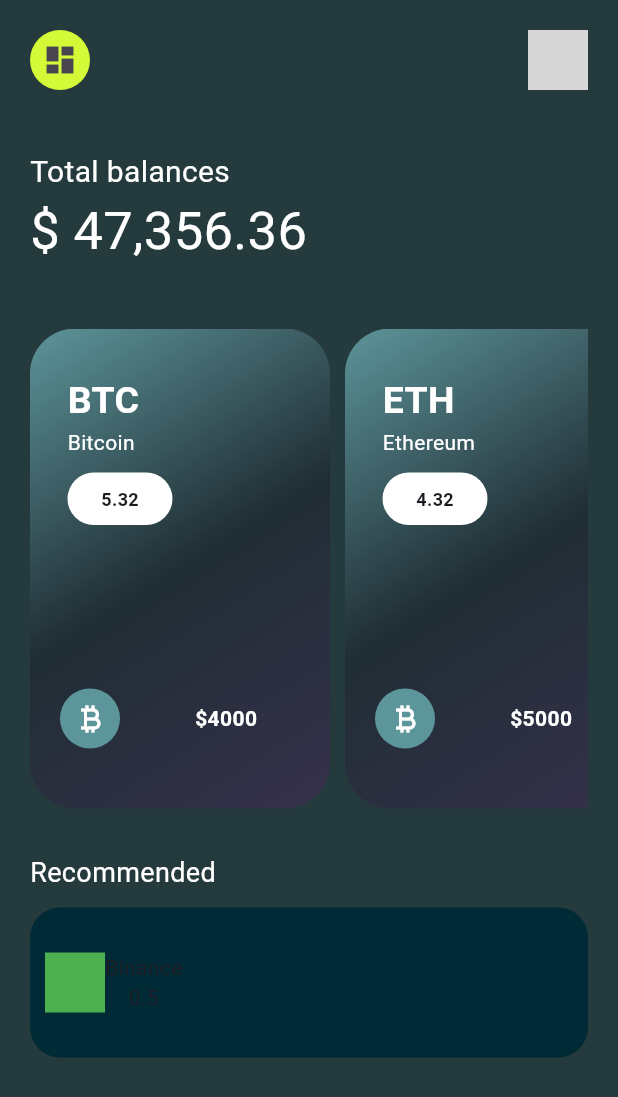
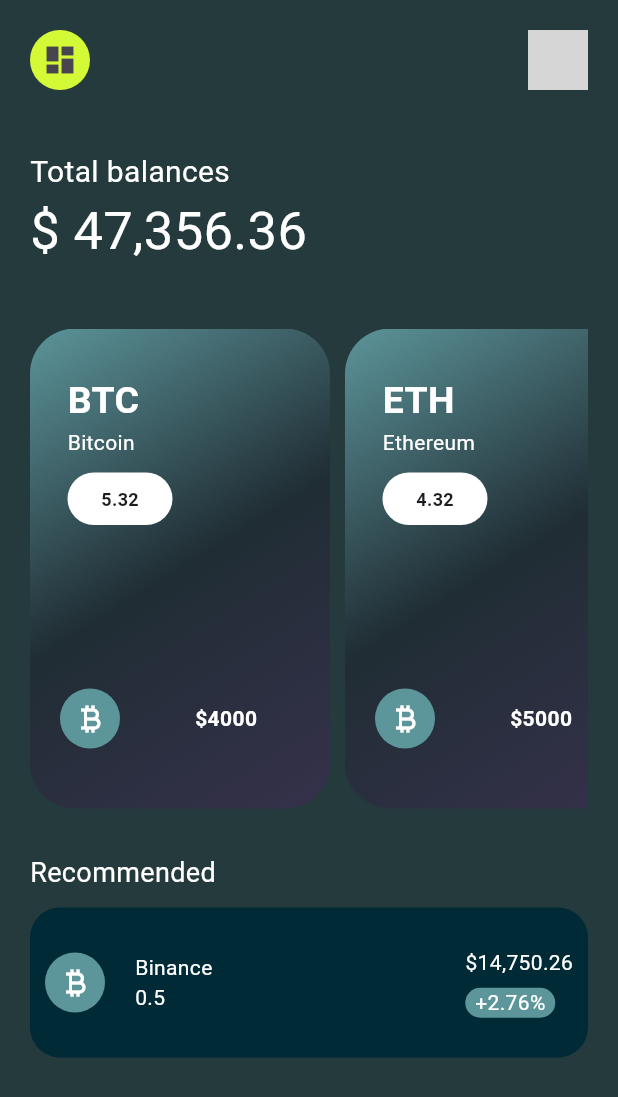
Before and after one commit to nicowalter256/crpto-app-UI, a Flutter app: the screen it shows after launch, on a phone screen of 412 x 824 dp. Shown: the top 1097 px of the screen. Run offline on Flutter 3.47's test engine with Material 3 defaults, Android fonts, the phone set to English and light mode, and no system bars; network calls fail; grey boxes are pictures that could not be loaded.

Commit message:
Fixed card

```diff
--- a/lib/views/home_screen.dart
+++ b/lib/views/home_screen.dart
@@ -114,14 +114,74 @@ class _HomeScreenState extends State<HomeScreen> {
                         Container(
                           height: 40,
                           width: 40,
-                          color: Colors.green,
+                          decoration: const BoxDecoration(
+                            color: Constants.secondary,
+                            shape: BoxShape.circle,
+                          ),
+                          child: const Center(
+                            child: Icon(
+                              Icons.currency_bitcoin,
+                              color: Constants.whiteBg,
+                            ),
+                          ),
+                        ),
+                        const SizedBox(
+                          width: 20.0,
                         ),
                         const Column(
+                          crossAxisAlignment: CrossAxisAlignment.start,
                           mainAxisAlignment: MainAxisAlignment.center,
-                          children: [Text("Binance"), Text("0.5")],
+                          children: [
+                            Text(
+                              "Binance",
+                              style: TextStyle(
+                                color: Constants.whiteBg,
+                              ),
+                            ),
+                            Text(
+                              "0.5",
+                              style: TextStyle(
+                                color: Constants.whiteBg,
+                              ),
+                            )
+                          ],
                         )
                       ],
                     ),
+                    Padding(
+                      padding: const EdgeInsets.only(right: 10),
+                      child: Column(
+                        crossAxisAlignment: CrossAxisAlignment.start,
+                        mainAxisAlignment: MainAxisAlignment.center,
+                        children: [
+                          const Text(
+                            "\$14,750.26",
+                            style: TextStyle(
+                              color: Constants.whiteBg,
+                            ),
+                          ),
+                          const SizedBox(
+                            height: 7,
+                          ),
+                          Container(
+                            height: 20,
+                            width: 60,
+                            decoration: const BoxDecoration(
+                                color: Constants.secondary,
+                                borderRadius: BorderRadius.all(
+                                  Radius.circular(10),
+                                )),
+                            child: const Center(
+                                child: Text(
+                              "+2.76%",
+                              style: TextStyle(
+                                color: Constants.whiteBg,
+                              ),
+                            )),
+                          ),
+                        ],
+                      ),
+                    )
                   ],
                 ),
               )
```
